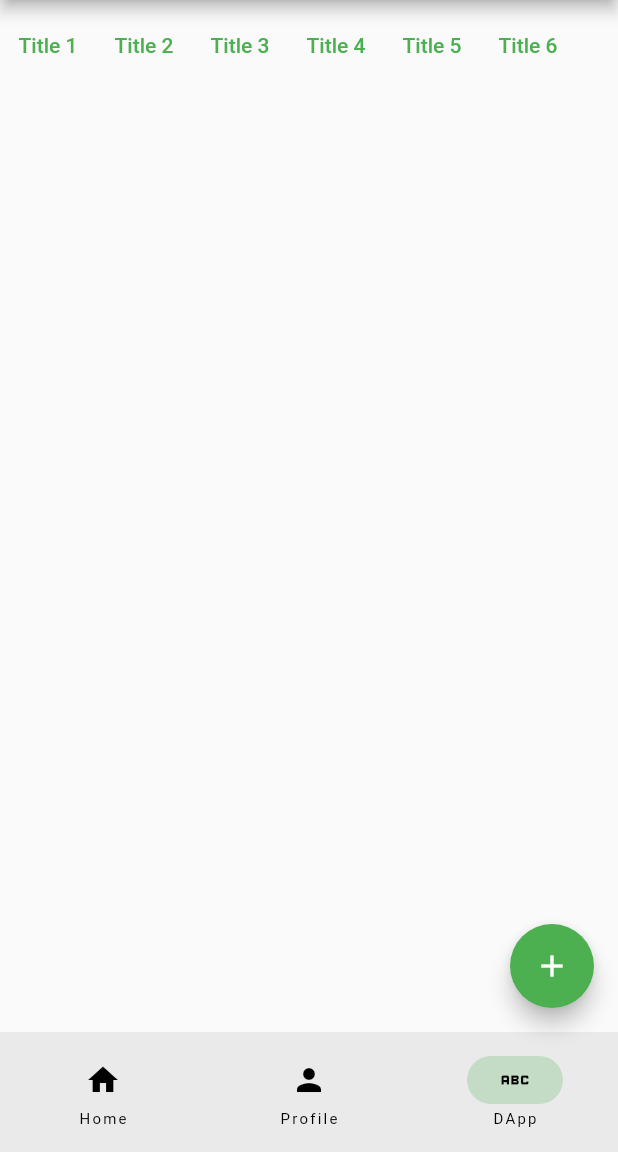
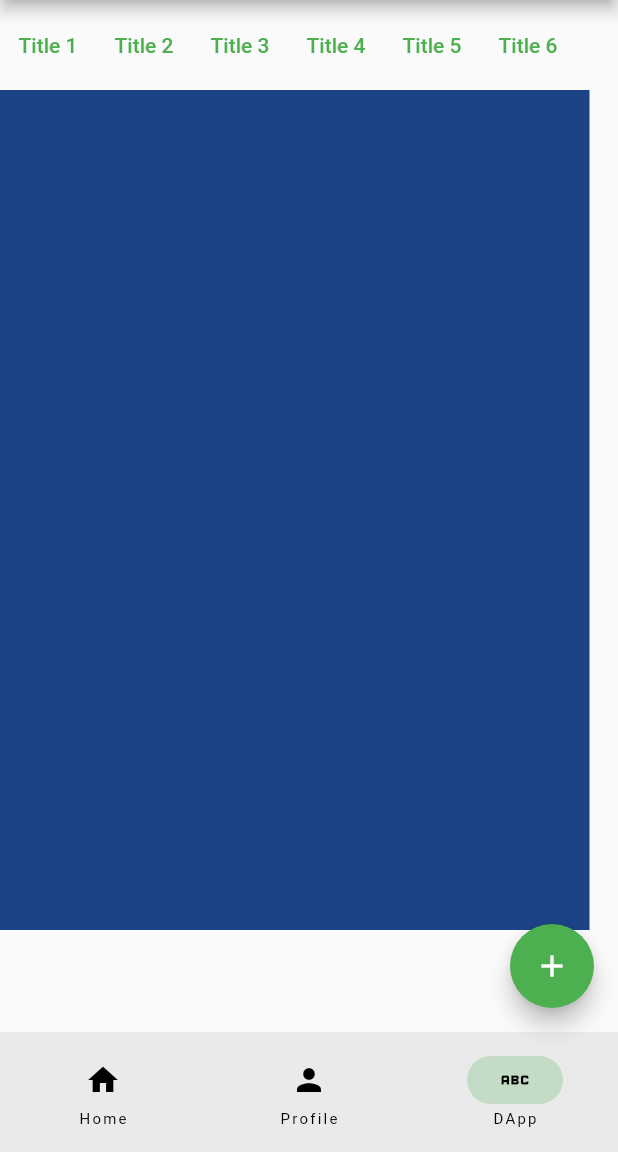
Before and after one commit to im-ling/flutter_learning, a Flutter app: the screen it shows after launch, item 3 of the bottom bar chosen, on a phone screen of 412 x 824 dp, the part 84-1236 px from its top. Run offline on Flutter 3.47's test engine with Material 2 defaults, Android fonts, the phone set to English and light mode, and no system bars; missing offline and left inert: dart:ffi.

Commit message:
feat: 底部区域分配

```diff
--- a/flutter_3.0_ tutorial/my_app/lib/dapp_demo_page.dart
+++ b/flutter_3.0_ tutorial/my_app/lib/dapp_demo_page.dart
@@ -1,4 +1,7 @@
+import 'dart:ffi';
+
 import 'package:flutter/material.dart';
+import 'dart:math' as math;
 
 int itemCount = 20;
 
@@ -64,6 +67,21 @@ class _DappDemoPageState extends State<DappDemoPage> {
                         debugPrint("Text button ${(index + 1)} pressed");
                       },
                       child: Text('Title ${(index + 1)}'));
+                })),
+        SizedBox(
+            width: 393.0,
+            height: 560.0,
+            child: ListView.builder(
+                scrollDirection: Axis.horizontal,
+                itemCount: itemCount,
+                itemBuilder: (BuildContext context, int index) {
+                  return Container(
+                    color:
+                        Color((math.Random().nextDouble() * 0xFFFFFF).toInt())
+                            .withOpacity(1.0),
+                    width: 393.0,
+                    // color: Colors.green,
+                  );
                 }))
       ],
     );
```
